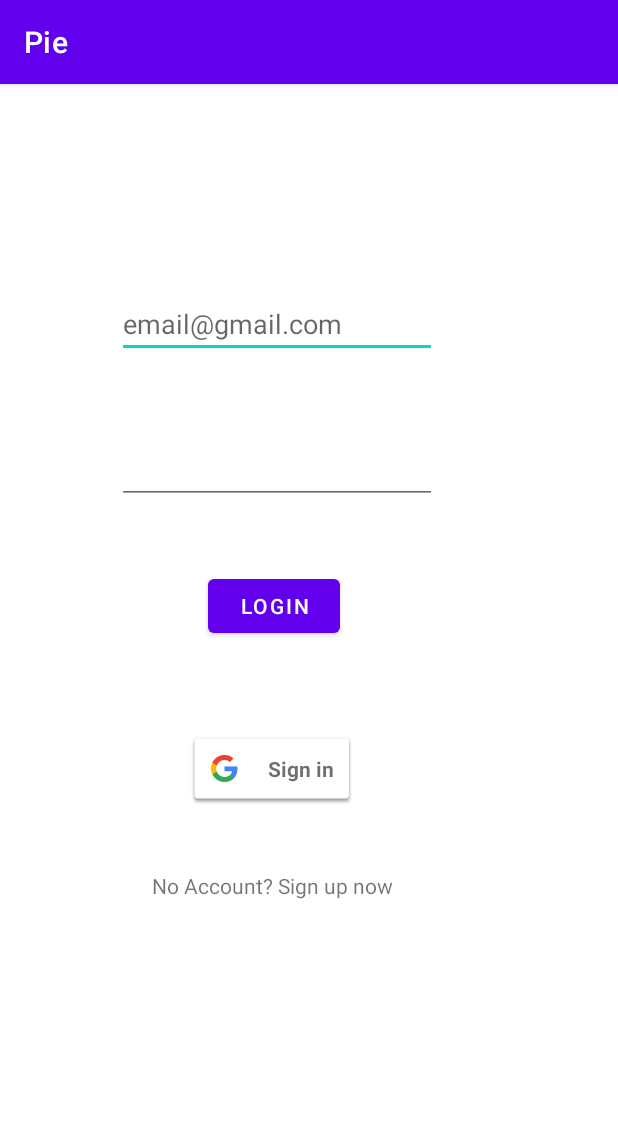
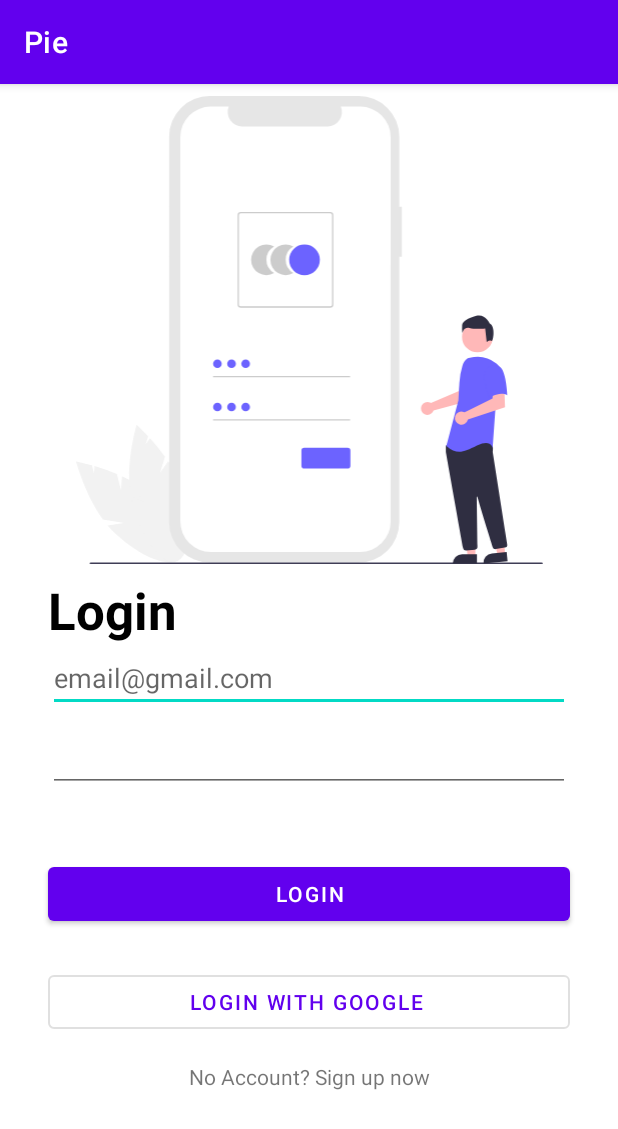
Before and after one commit to FireLord/pie, an Android app: the screen it shows after launch (LoginActivity), on a phone screen of 412 x 824 dp. Shown: the top 1129 px of the screen. Run offline under Robolectric (Android 15) with nearby library versions, the phone set to English and light mode, and no system bars; our stand-ins replace Firebase (no records; nobody signed in at launch, a user with empty details on screens opened directly), data binding.

Commit message:
Enhance login ui bit
Signed-off-by: FireLord <firelord.xda@gmail.com>

```diff
--- a/app/src/main/java/com/firelord/pie/ui/fragments/PieFragment.kt
+++ b/app/src/main/java/com/firelord/pie/ui/fragments/PieFragment.kt
@@ -97,8 +97,7 @@ class PieFragment : Fragment() {
         for (type in typeAmountMap.keys) {
             entries.add(PieEntry(typeAmountMap[type]!!.toFloat(), type))
         }
-
-        val dataSet = PieDataSet(entries, "Election Results")
+        val dataSet = PieDataSet(entries, "Daily Transactions")
         dataSet.setDrawIcons(false)
         dataSet.sliceSpace = 3f
         dataSet.iconsOffset = MPPointF(0F, 40F)
--- /dev/null
+++ b/app/src/main/res/drawable/ic_undraw_access_account_re_8spm.xml
@@ -0,0 +1,32 @@
+<vector android:height="747.23047dp" android:viewportHeight="747.08"
+    android:viewportWidth="744.85" android:width="745dp" xmlns:android="http://schemas.android.com/apk/res/android">
+    <path android:fillColor="#f2f2f2" android:pathData="M71.63,629.35l-6.56,-25.87a335.97,335.97 0,0 0,-35.64 -12.79l-0.83,12.02 -3.36,-13.25c-15.02,-4.29 -25.24,-6.18 -25.24,-6.18s13.8,52.49 42.75,92.62l33.73,5.93 -26.21,3.78a135.93,135.93 0,0 0,11.72 12.42c42.12,39.09 89.02,57.03 104.77,40.06s-5.63,-62.41 -47.74,-101.5c-13.06,-12.12 -29.46,-21.84 -45.88,-29.5Z"/>
+    <path android:fillColor="#f2f2f2" android:pathData="M134.01,601.24l7.76,-25.54a335.94,335.94 0,0 0,-23.9 -29.37l-6.92,9.86 3.97,-13.08c-10.64,-11.44 -18.41,-18.33 -18.41,-18.33s-15.31,52.07 -11.27,101.38l25.82,22.51 -24.39,-10.31a135.92,135.92 0,0 0,3.61 16.69c15.85,55.23 46.73,94.83 68.98,88.45s27.45,-56.33 11.6,-111.57c-4.91,-17.12 -13.93,-33.93 -24.02,-48.97Z"/>
+    <path android:fillColor="#e6e6e6" android:pathData="M519.75,176.98h-4.09v-112.1a64.88,64.88 0,0 0,-64.88 -64.88L213.27,0a64.88,64.88 0,0 0,-64.88 64.88v615a64.88,64.88 0,0 0,64.88 64.88L450.78,744.77a64.88,64.88 0,0 0,64.88 -64.88v-423.11h4.09Z"/>
+    <path android:fillColor="#fff" android:pathData="M453.39,16.87h-31a23.02,23.02 0,0 1,-21.32 31.71L265.01,48.59a23.02,23.02 0,0 1,-21.31 -31.71L214.74,16.87a48.45,48.45 0,0 0,-48.45 48.45v614.11a48.45,48.45 0,0 0,48.45 48.45L453.39,727.89a48.45,48.45 0,0 0,48.45 -48.45h0L501.85,65.33a48.45,48.45 0,0 0,-48.45 -48.45Z"/>
+    <path android:fillColor="#ccc" android:pathData="M303.66,261.5a24.44,24.44 0,0 1,12.23 -21.17,24.45 24.45,0 1,0 0,42.35A24.43,24.43 0,0 1,303.66 261.5Z"/>
+    <path android:fillColor="#ccc" android:pathData="M334.4,261.5a24.44,24.44 0,0 1,12.23 -21.17,24.45 24.45,0 1,0 0,42.35A24.43,24.43 0,0 1,334.4 261.5Z"/>
+    <path android:fillColor="#6c63ff" android:pathData="M364.43,261.5m-24.45,0a24.45,24.45 0,1 1,48.9 0a24.45,24.45 0,1 1,-48.9 0"/>
+    <path android:fillColor="#ccc" android:pathData="M405.3,337.87h-142.5a5.12,5.12 0,0 1,-5.12 -5.12v-142.5a5.12,5.12 0,0 1,5.12 -5.12h142.5a5.12,5.12 0,0 1,5.12 5.12v142.5A5.12,5.12 0,0 1,405.3 337.87ZM262.8,187.18a3.07,3.07 0,0 0,-3.07 3.07v142.5a3.07,3.07 0,0 0,3.07 3.07h142.5a3.07,3.07 0,0 0,3.07 -3.07v-142.5a3.07,3.07 0,0 0,-3.07 -3.07Z"/>
+    <path android:fillColor="#ccc" android:pathData="M218.56,447.1h218.55v2.05h-218.55z"/>
+    <path android:fillColor="#6c63ff" android:pathData="M225.46,427.42m-6.9,0a6.9,6.9 0,1 1,13.8 0a6.9,6.9 0,1 1,-13.8 0"/>
+    <path android:fillColor="#ccc" android:pathData="M218.56,516.12h218.55v2.05h-218.55z"/>
+    <path android:fillColor="#6c63ff" android:pathData="M225.46,496.44m-6.9,0a6.9,6.9 0,1 1,13.8 0a6.9,6.9 0,1 1,-13.8 0"/>
+    <path android:fillColor="#6c63ff" android:pathData="M433.11,594.71L364.05,594.71a4.5,4.5 0,0 1,-4.5 -4.5v-24.21a4.5,4.5 0,0 1,4.5 -4.5h69.07a4.5,4.5 0,0 1,4.5 4.5v24.21A4.5,4.5 0,0 1,433.11 594.71Z"/>
+    <path android:fillColor="#6c63ff" android:pathData="M247.98,427.42m-6.9,0a6.9,6.9 0,1 1,13.8 0a6.9,6.9 0,1 1,-13.8 0"/>
+    <path android:fillColor="#6c63ff" android:pathData="M270.49,427.42m-6.9,0a6.9,6.9 0,1 1,13.8 0a6.9,6.9 0,1 1,-13.8 0"/>
+    <path android:fillColor="#6c63ff" android:pathData="M247.98,496.44m-6.9,0a6.9,6.9 0,1 1,13.8 0a6.9,6.9 0,1 1,-13.8 0"/>
+    <path android:fillColor="#6c63ff" android:pathData="M270.49,496.44m-6.9,0a6.9,6.9 0,1 1,13.8 0a6.9,6.9 0,1 1,-13.8 0"/>
+    <path android:fillColor="#3f3d56" android:pathData="M742.07,747.08L24.08,747.08c-1.54,0 -2.78,-0.55 -2.78,-1.22s1.25,-1.22 2.78,-1.22L742.07,744.64c1.54,0 2.78,0.55 2.78,1.22S743.6,747.08 742.07,747.08Z"/>
+    <path android:fillColor="#ffb8b8" android:pathData="M564.68,489.46a10.09,10.09 0,0 1,1.41 0.79l44.85,-19.14 1.6,-11.82 17.92,-0.11 -1.06,27.1 -59.2,15.66a10.61,10.61 0,0 1,-0.45 1.21,10.23 10.23,0 1,1 -5.08,-13.68Z"/>
+    <path android:fillColor="#ffb8b8" android:pathData="M636.98,735.02l-12.26,0l-5.83,-47.29l18.09,0l-0,47.29z"/>
+    <path android:fillColor="#2f2e41" android:pathData="M615.96,731.52h23.64a0,0 0,0 1,0 0v14.89a0,0 0,0 1,0 0H601.08a0,0 0,0 1,0 0v0A14.89,14.89 0,0 1,615.96 731.52Z"/>
+    <path android:fillColor="#ffb8b8" android:pathData="M684.66,731.56l-12.2,1.2l-10.44,-46.49l18.01,-1.77l4.63,47.06z"/>
+    <path android:fillColor="#2f2e41" android:pathData="M663.4,730.13l23.53,-2.32a0,0 0,0 1,0 0l1.46,14.82a0,0 0,0 1,0 0L650.05,746.41a0,0 0,0 1,0 0l0,0A14.89,14.89 129.37,0 1,663.4 730.13Z"/>
+    <path android:fillColor="#ffb8b8" android:pathData="M640.39,384.57m-24.56,0a24.56,24.56 0,1 1,49.12 0a24.56,24.56 0,1 1,-49.12 0"/>
+    <path android:fillColor="#2f2e41" android:pathData="M621.98,725.46a4.47,4.47 0,0 1,-4.41 -3.7c-6.35,-35.23 -27.09,-150.41 -27.58,-153.6a1.43,1.43 0,0 1,-0.02 -0.22v-8.59a1.49,1.49 0,0 1,0.28 -0.87l2.74,-3.84a1.48,1.48 0,0 1,1.14 -0.63c15.62,-0.73 66.78,-2.88 69.26,0.21h0c2.48,3.1 1.61,12.51 1.4,14.36l0.01,0.19 22.99,147a4.51,4.51 0,0 1,-3.71 5.13l-14.36,2.37a4.52,4.52 0,0 1,-5.03 -3.09c-4.44,-14.19 -19.33,-61.92 -24.49,-80.39a0.5,0.5 0,0 0,-0.98 0.14c0.26,17.61 0.88,62.52 1.1,78.04l0.02,1.67a4.52,4.52 0,0 1,-4.09 4.54l-13.84,1.26C622.26,725.45 622.12,725.46 621.98,725.46Z"/>
+    <path android:fillColor="#6c63ff" android:pathData="M624.8,418.79c-4.29,2.55 -6.85,7.23 -8.32,12a113.68,113.68 0,0 0,-4.88 27.16l-1.56,27.6 -19.26,73.17c16.69,14.12 26.32,10.91 48.78,-0.64s25.03,3.85 25.03,3.85l4.49,-62.26 6.42,-68.03a30.16,30.16 0,0 0,-4.86 -4.67,49.66 49.66,0 0,0 -42.44,-9Z"/>
+    <path android:fillColor="#ffb8b8" android:pathData="M618.55,504.24a10.53,10.53 0,0 1,1.5 0.7l44.35,-22.2 0.74,-12.03 18.29,-1.26 0.98,27.41L625.14,516.47a10.5,10.5 0,1 1,-6.59 -12.23Z"/>
+    <path android:fillColor="#6c63ff" android:pathData="M675.19,431.95c10.91,3.85 12.83,45.57 12.83,45.57 -12.84,-7.06 -28.24,4.49 -28.24,4.49s-3.21,-10.91 -7.06,-25.03a24.53,24.53 0,0 1,5.13 -23.11S664.28,428.1 675.19,431.95Z"/>
+    <path android:fillColor="#2f2e41" android:pathData="M662.42,391.07c-3.06,-2.45 -7.24,2 -7.24,2l-2.45,-22.03s-15.3,1.83 -25.09,-0.61 -11.32,8.88 -11.32,8.88a78.58,78.58 0,0 1,-0.31 -13.77c0.61,-5.51 8.57,-11.02 22.65,-14.69S660.08,363.08 660.08,363.08C669.87,367.98 665.48,393.52 662.42,391.07Z"/>
+</vector>
--- a/app/src/main/res/layout/activity_login.xml
+++ b/app/src/main/res/layout/activity_login.xml
@@ -9,23 +9,24 @@
 
     <EditText
         android:id="@+id/etEmail"
-        android:layout_width="wrap_content"
+        android:layout_width="0dp"
         android:layout_height="wrap_content"
+        android:layout_marginEnd="32dp"
         android:ems="10"
         android:hint="email@gmail.com"
         android:inputType="textPersonName"
         app:layout_constraintBottom_toBottomOf="parent"
         app:layout_constraintEnd_toEndOf="parent"
-        app:layout_constraintHorizontal_bias="0.393"
-        app:layout_constraintStart_toStartOf="parent"
-        app:layout_constraintTop_toTopOf="parent"
-        app:layout_constraintVertical_bias="0.19" />
+        app:layout_constraintHorizontal_bias="0.0"
+        app:layout_constraintStart_toStartOf="@+id/textView"
+        app:layout_constraintTop_toBottomOf="@+id/textView"
+        app:layout_constraintVertical_bias="0.0" />
 
     <EditText
         android:id="@+id/etPass"
-        android:layout_width="wrap_content"
+        android:layout_width="0dp"
         android:layout_height="wrap_content"
-        android:layout_marginTop="52dp"
+        android:layout_marginTop="8dp"
         android:ems="10"
         android:inputType="textPassword"
         app:layout_constraintEnd_toEndOf="@+id/etEmail"
@@ -35,7 +36,7 @@
 
     <Button
         android:id="@+id/btLogin"
-        android:layout_width="wrap_content"
+        android:layout_width="0dp"
         android:layout_height="wrap_content"
         android:layout_marginTop="44dp"
         android:text="Login"
@@ -44,24 +45,56 @@
         app:layout_constraintStart_toStartOf="@+id/etPass"
         app:layout_constraintTop_toBottomOf="@+id/etPass" />
 
-    <com.google.android.gms.common.SignInButton
+    <Button
         android:id="@+id/btGoogle"
-        android:layout_width="wrap_content"
+        android:layout_width="0dp"
         android:layout_height="wrap_content"
-        android:layout_marginTop="60dp"
+        android:layout_marginTop="24dp"
+        android:text="Login with Google"
+        style="@style/Widget.MaterialComponents.Button.OutlinedButton.Icon"
         app:layout_constraintEnd_toEndOf="@+id/btLogin"
-        app:layout_constraintHorizontal_bias="0.575"
+        app:layout_constraintHorizontal_bias="0.422"
         app:layout_constraintStart_toStartOf="@+id/btLogin"
-        app:layout_constraintTop_toBottomOf="@+id/btLogin" />
+        app:layout_constraintTop_toBottomOf="@+id/btLogin">
+
+    </Button>
 
     <TextView
         android:id="@+id/tvNoAccount"
         android:layout_width="wrap_content"
         android:layout_height="wrap_content"
-        android:layout_marginTop="44dp"
+        android:layout_marginTop="16dp"
         android:text="No Account? Sign up now"
         app:layout_constraintEnd_toEndOf="@+id/btGoogle"
         app:layout_constraintStart_toStartOf="@+id/btGoogle"
         app:layout_constraintTop_toBottomOf="@+id/btGoogle" />
+
+    <ImageView
+        android:id="@+id/imageView"
+        android:layout_width="411dp"
+        android:layout_height="312dp"
+        android:layout_marginTop="8dp"
+        app:layout_constraintBottom_toBottomOf="parent"
+        app:layout_constraintEnd_toEndOf="parent"
+        app:layout_constraintStart_toStartOf="parent"
+        app:layout_constraintTop_toTopOf="parent"
+        app:layout_constraintVertical_bias="0.0"
+        app:srcCompat="@drawable/ic_undraw_access_account_re_8spm" />
+
+    <TextView
+        android:id="@+id/textView"
+        android:layout_width="wrap_content"
+        android:layout_height="wrap_content"
+        android:layout_marginStart="32dp"
+        android:layout_marginTop="8dp"
+        android:text="Login"
+        android:textColor="@color/black"
+        android:textSize="34sp"
+        android:textStyle="bold"
+        app:layout_constraintEnd_toEndOf="parent"
+        app:layout_constraintHorizontal_bias="0.0"
+        app:layout_constraintStart_toStartOf="parent"
+        app:layout_constraintTop_toBottomOf="@+id/imageView" />
+
 </androidx.constraintlayout.widget.ConstraintLayout>
 </layout>
```
Also changed, not shown: app/src/main/res/drawable/ic_undraw_my_password_re_ydq7.xml (added, +90 -0 lines).
